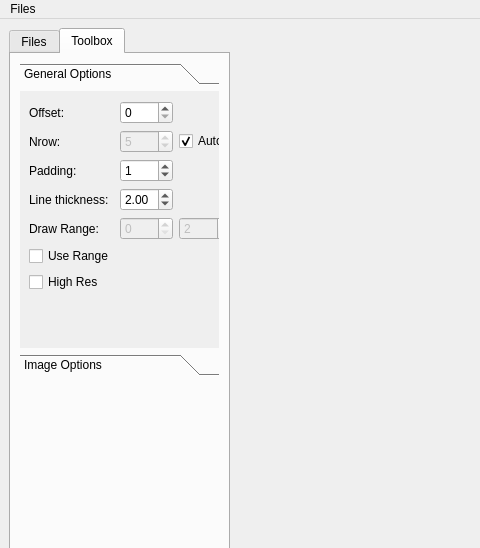
The window that nifti_gridview/ngv_gui/mainwindow.ui (alabamagan/NIfTI-gridview) describes before a commit, drawn with Qt 5; both pictures show x 0 to 480 and y 0 to 548 of the 965 by 731 pixel window.
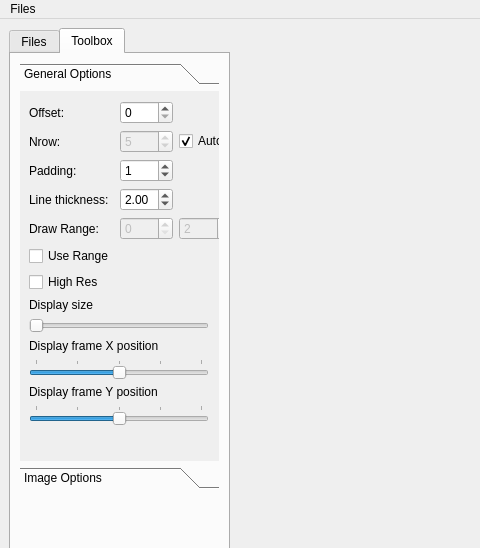
The same window after the commit.

```diff
--- a/nifti_gridview/ngv_gui/mainwindow.ui
+++ b/nifti_gridview/ngv_gui/mainwindow.ui
@@ -64,7 +64,7 @@
              <x>0</x>
              <y>0</y>
              <width>197</width>
-             <height>257</height>
+             <height>368</height>
             </rect>
            </property>
            <attribute name="label">
@@ -76,7 +76,7 @@
               <x>9</x>
               <y>10</y>
               <width>203</width>
-              <height>238</height>
+              <height>331</height>
              </rect>
             </property>
             <layout class="QVBoxLayout" name="verticalLayout_4">
@@ -196,6 +196,129 @@
                </item>
               </layout>
              </item>
+             <item>
+              <widget class="QLabel" name="label_displaysize">
+               <property name="text">
+                <string>Display size</string>
+               </property>
+              </widget>
+             </item>
+             <item>
+              <widget class="QSlider" name="horizontalSlider_displaysize">
+               <property name="sizePolicy">
+                <sizepolicy hsizetype="Fixed" vsizetype="Fixed">
+                 <horstretch>0</horstretch>
+                 <verstretch>0</verstretch>
+                </sizepolicy>
+               </property>
+               <property name="minimumSize">
+                <size>
+                 <width>180</width>
+                 <height>0</height>
+                </size>
+               </property>
+               <property name="mouseTracking">
+                <bool>true</bool>
+               </property>
+               <property name="maximum">
+                <number>100</number>
+               </property>
+               <property name="orientation">
+                <enum>Qt::Horizontal</enum>
+               </property>
+              </widget>
+             </item>
+             <item>
+              <widget class="QLabel" name="label_8">
+               <property name="text">
+                <string>Display frame X position</string>
+               </property>
+              </widget>
+             </item>
+             <item>
+              <widget class="QSlider" name="horizontalSlider_displayXpos">
+               <property name="sizePolicy">
+                <sizepolicy hsizetype="Fixed" vsizetype="Fixed">
+                 <horstretch>0</horstretch>
+                 <verstretch>0</verstretch>
+                </sizepolicy>
+               </property>
+               <property name="minimumSize">
+                <size>
+                 <width>180</width>
+                 <height>0</height>
+                </size>
+               </property>
+               <property name="mouseTracking">
+                <bool>true</bool>
+               </property>
+               <property name="minimum">
+                <number>-200</number>
+               </property>
+               <property name="maximum">
+                <number>200</number>
+               </property>
+               <property name="sliderPosition">
+                <number>0</number>
+               </property>
+               <property name="orientation">
+                <enum>Qt::Horizontal</enum>
+               </property>
+               <property name="tickPosition">
+                <enum>QSlider::TicksAbove</enum>
+               </property>
+               <property name="tickInterval">
+                <number>100</number>
+               </property>
+              </widget>
+             </item>
+             <item>
+              <widget class="QLabel" name="label_9">
+               <property name="text">
+                <string>Display frame Y position</string>
+               </property>
+              </widget>
+             </item>
+             <item>
+              <widget class="QSlider" name="horizontalSlider_displayYpos">
+               <property name="sizePolicy">
+                <sizepolicy hsizetype="Fixed" vsizetype="Fixed">
+                 <horstretch>0</horstretch>
+                 <verstretch>0</verstretch>
+                </sizepolicy>
+               </property>
+               <property name="minimumSize">
+                <size>
+                 <width>180</width>
+                 <height>0</height>
+                </size>
+               </property>
+               <property name="cursor">
+                <cursorShape>ArrowCursor</cursorShape>
+               </property>
+               <property name="mouseTracking">
+                <bool>true</bool>
+               </property>
+               <property name="minimum">
+                <number>-200</number>
+               </property>
+               <property name="maximum">
+                <number>200</number>
+               </property>
+               <property name="sliderPosition">
+                <number>0</number>
+               </property>
+               <property name="orientation">
+                <enum>Qt::Horizontal</enum>
+               </property>
+               <property name="tickPosition">
+                <enum>QSlider::TicksAbove</enum>
+               </property>
+               <property name="tickInterval">
+                <number>100</number>
+               </property>
+              </widget>
+             </item>
              <item>
               <spacer name="verticalSpacer_2">
                <property name="orientation">
@@ -338,10 +461,13 @@
           <property name="orientation">
            <enum>Qt::Vertical</enum>
           </property>
+          <property name="sizeType">
+           <enum>QSizePolicy::Fixed</enum>
+          </property>
           <property name="sizeHint" stdset="0">
            <size>
             <width>20</width>
-            <height>308</height>
+            <height>200</height>
            </size>
           </property>
          </spacer>
```
Left out of the diff: 4 changed lines with no effect on the pictures.
